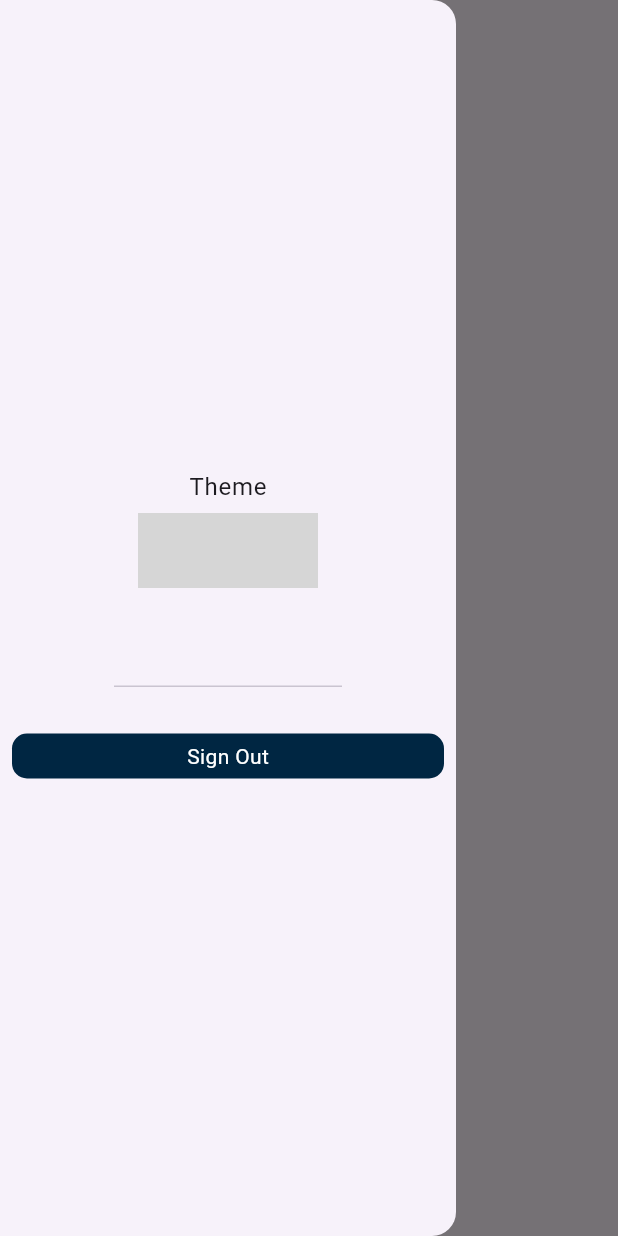
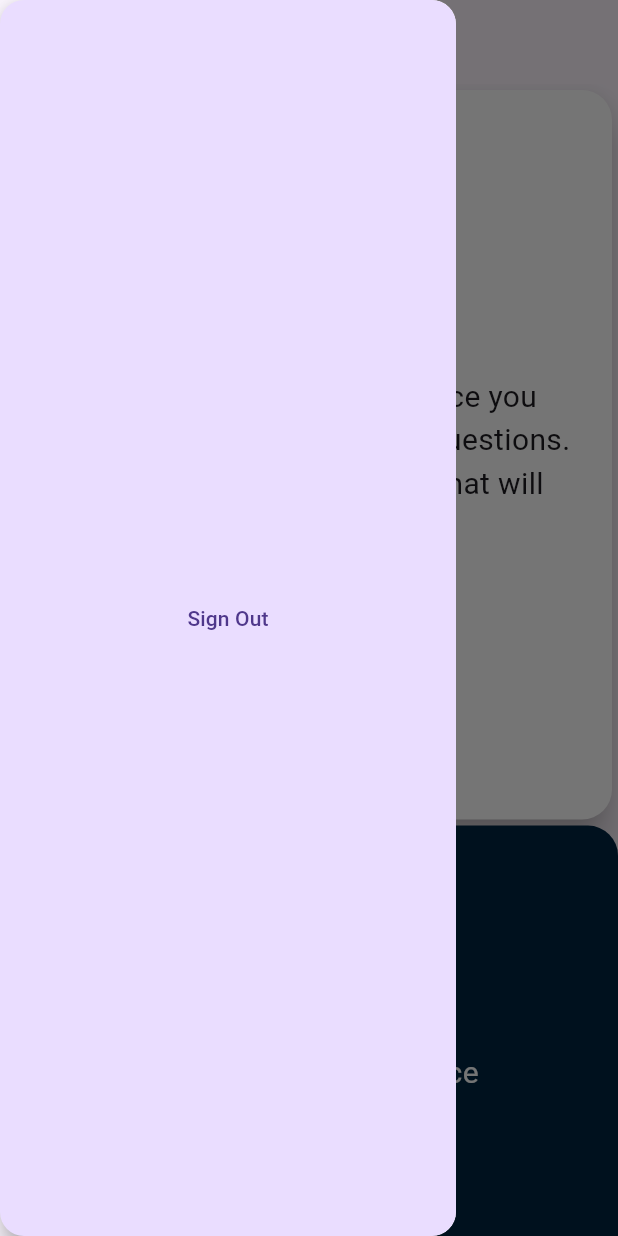
Before and after one commit to KabeloBitcube/advice_generator, a Flutter app: the HomeScreen screen opened by its route, with the side drawer open, on a phone screen of 412 x 824 dp. Run offline on Flutter 3.47's test engine with Material 3 defaults, Android fonts, the phone set to English and light mode, and no system bars; drawn by our look-alikes of animated_toggle_switch; our stand-ins replace go_router; grey boxes are pictures that could not be loaded.

Commit message:
Home Screen > Advice generator UI

```diff
--- a/lib/Presentation/Home/theme_toggle.dart
+++ b/lib/Presentation/Home/Theme/theme_toggle.dart
@@ -9,7 +9,7 @@ class ThemeToggle extends StatefulWidget {
 }
 
 class _ThemeToggleState extends State<ThemeToggle> {
-  bool firstSwitchValue = false;
+  static bool firstSwitchValue = false;
 
   @override
   Widget build(BuildContext context) {
--- a/lib/Presentation/Home/home.dart
+++ b/lib/Presentation/Home/home.dart
@@ -1,4 +1,3 @@
-import 'package:advice_generator/Presentation/Home/theme_toggle.dart';
 import 'package:flutter/material.dart';
 import 'package:go_router/go_router.dart';
 
@@ -13,40 +12,91 @@ class _HomeScreenState extends State<HomeScreen> {
   @override
   Widget build(BuildContext context) {
     return Scaffold(
-      appBar: AppBar(),
+      appBar: AppBar(title: Text('Advice Generator'), centerTitle: true),
       drawer: Drawer(
-        child: SizedBox(
-          width: MediaQuery.of(context).size.width,
-          child: Column(
-            mainAxisAlignment: MainAxisAlignment.center,
-            children: [
-              DrawerHeader(
-                child: Column(
-                  children: [Text('Theme'), SizedBox(height: 5), ThemeToggle()],
+        child: FloatingActionButton(
+          onPressed: () => context.go('/'),
+          child: Text('Sign Out'),
+        ),
+      ),
+      body: SingleChildScrollView(
+        child: Column(
+          children: [
+            SizedBox(
+              height: MediaQuery.of(context).size.height * 0.6,
+              width: MediaQuery.of(context).size.width,
+              child: Card(
+                color: const Color.fromARGB(255, 255, 255, 255),
+                elevation: 10,
+                shape: RoundedRectangleBorder(
+                  borderRadius: BorderRadius.circular(20),
+                ),
+                child: Padding(
+                  padding: const EdgeInsets.all(20),
+                  child: Center(
+                    child: Column(
+                      children: [
+                        Text('Advice #25', style: TextStyle(fontStyle: FontStyle.italic, fontWeight: FontWeight.bold),),
+                        SizedBox(height: 150,),
+                        Text(
+                          'Listen to others. The best advice you can give is your silence. Ask questions. Help people find the solution that will work for them.',
+                          style: TextStyle(fontSize: 20),
+                        ),
+                      ],
+                    ),
+                  ),
                 ),
               ),
-              SizedBox(height: 15),
-              Padding(
-                padding: const EdgeInsets.all(8.0),
-                child: GestureDetector(
-                  onTap: () => context.go('/'),
+            ),
+            Stack(
+              clipBehavior: Clip.none,
+              children: [
+                Container(
+                  height: MediaQuery.of(context).size.height * 0.4,
+                  decoration: BoxDecoration(
+                    color: const Color.fromARGB(255, 0, 38, 66),
+                    borderRadius: BorderRadius.circular(20),
+                  ),
+                  child: Center(
+                    child: Text(
+                      'Click To Generate Advice',
+                      style: TextStyle(color: Colors.white, fontSize: 20),
+                    ),
+                  ),
+                ),
+                Positioned(
+                  top: -50,
+                  left: 160,
                   child: Container(
-                    height: 30,
+                    height: 100,
+                    width: 100,
                     decoration: BoxDecoration(
-                      color: const Color.fromARGB(255, 0, 38, 66),
-                      borderRadius: BorderRadius.circular(10)
+                      borderRadius: BorderRadius.circular(50),
+                      color: Colors.white,
+                      boxShadow: [
+                        BoxShadow(
+                          color: Colors.black26,
+                          spreadRadius: 3,
+                          blurRadius: 2,
+                          offset: Offset(0, 5),
+                        ),
+                      ],
                     ),
                     child: Center(
-                      child: Text(
-                        'Sign Out',
-                        style: TextStyle(color: Colors.white),
+                      child: IconButton(
+                        onPressed: () {},
+                        icon: Icon(
+                          Icons.restart_alt,
+                          size: 50,
+                          color: const Color.fromARGB(255, 0, 38, 66),
+                        ),
                       ),
                     ),
                   ),
                 ),
-              ),
-            ],
-          ),
+              ],
+            ),
+          ],
         ),
       ),
     );
```
Also changed, not shown: lib/Presentation/Home/Theme/blue.dart (added), lib/Presentation/Home/Theme/white.dart (added).
